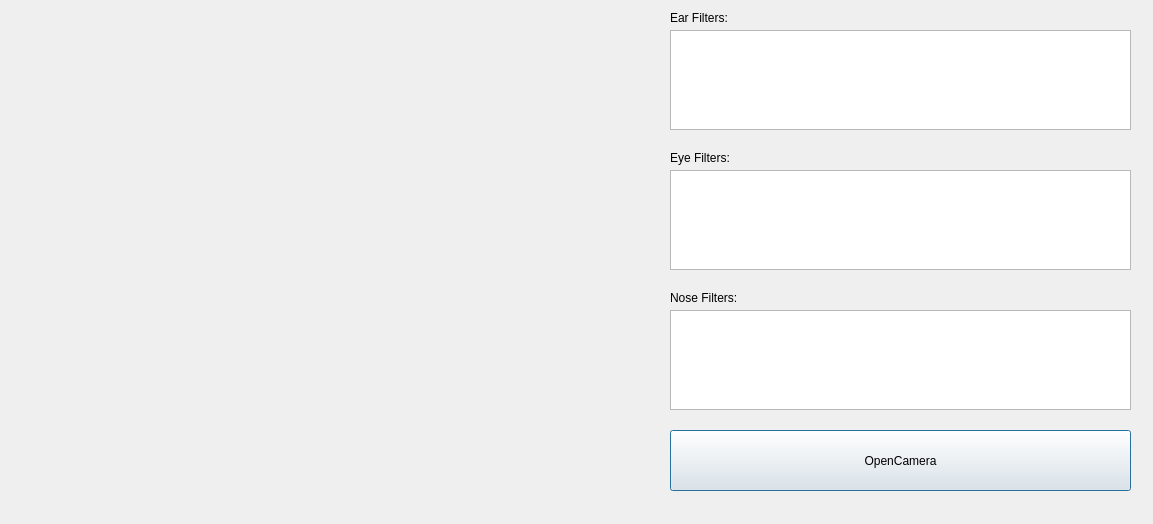
Above: final.ui from thwfhk/CV-facial-filters before the change. Below: the same form after it.
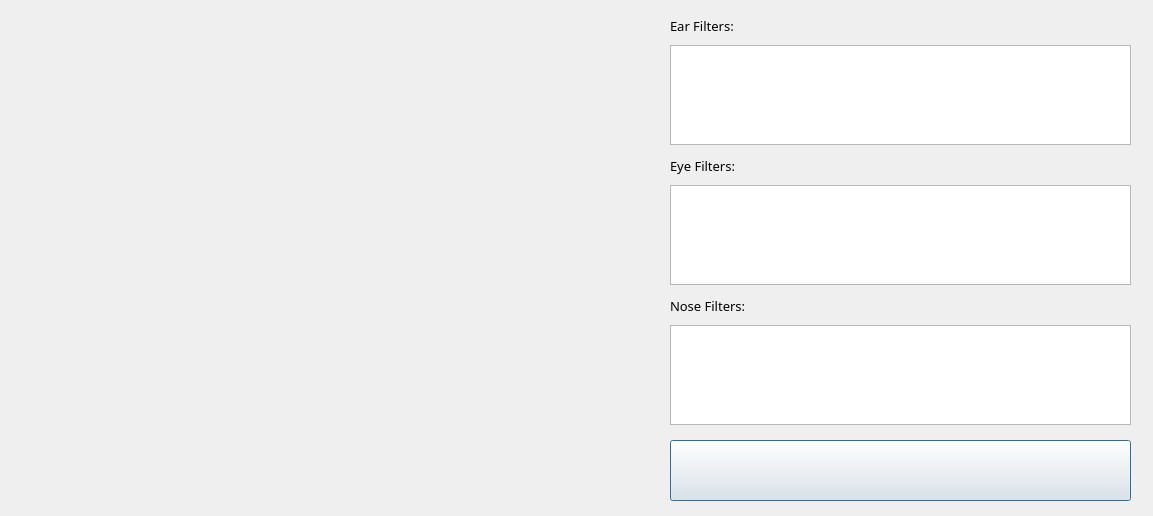
That is the form after the change. Icons and pictures are not drawn.

Patch:
```diff
--- a/final.ui
+++ b/final.ui
@@ -7,7 +7,7 @@
     <x>0</x>
     <y>0</y>
     <width>1153</width>
-    <height>524</height>
+    <height>516</height>
    </rect>
   </property>
   <property name="sizePolicy">
@@ -26,7 +26,7 @@
    <property name="geometry">
     <rect>
      <x>670</x>
-     <y>170</y>
+     <y>185</y>
      <width>461</width>
      <height>100</height>
     </rect>
@@ -76,20 +76,36 @@
    <property name="geometry">
     <rect>
      <x>670</x>
-     <y>430</y>
+     <y>440</y>
      <width>461</width>
      <height>61</height>
     </rect>
    </property>
+   <property name="font">
+    <font>
+     <family>Microsoft YaHei Mono</family>
+     <pointsize>12</pointsize>
+    </font>
+   </property>
    <property name="text">
-    <string>OpenCamera</string>
+    <string/>
+   </property>
+   <property name="icon">
+    <iconset>
+     <normaloff>play-arrow.svg</normaloff>play-arrow.svg</iconset>
+   </property>
+   <property name="iconSize">
+    <size>
+     <width>30</width>
+     <height>30</height>
+    </size>
    </property>
   </widget>
   <widget class="QListWidget" name="noseFilters">
    <property name="geometry">
     <rect>
      <x>670</x>
-     <y>310</y>
+     <y>325</y>
      <width>461</width>
      <height>100</height>
     </rect>
@@ -117,7 +133,7 @@
    <property name="geometry">
     <rect>
      <x>670</x>
-     <y>30</y>
+     <y>45</y>
      <width>461</width>
      <height>100</height>
     </rect>
@@ -146,10 +162,16 @@
     <rect>
      <x>670</x>
      <y>10</y>
-     <width>101</width>
-     <height>16</height>
+     <width>461</width>
+     <height>31</height>
     </rect>
    </property>
+   <property name="font">
+    <font>
+     <family>Microsoft YaHei Mono</family>
+     <pointsize>10</pointsize>
+    </font>
+   </property>
    <property name="text">
     <string>Ear Filters:</string>
    </property>
@@ -159,10 +181,16 @@
     <rect>
      <x>670</x>
      <y>150</y>
-     <width>101</width>
-     <height>16</height>
+     <width>461</width>
+     <height>31</height>
     </rect>
    </property>
+   <property name="font">
+    <font>
+     <family>Microsoft YaHei Mono</family>
+     <pointsize>10</pointsize>
+    </font>
+   </property>
    <property name="text">
     <string>Eye Filters:</string>
    </property>
@@ -172,10 +200,16 @@
     <rect>
      <x>670</x>
      <y>290</y>
-     <width>101</width>
-     <height>16</height>
+     <width>461</width>
+     <height>31</height>
     </rect>
    </property>
+   <property name="font">
+    <font>
+     <family>Microsoft YaHei Mono</family>
+     <pointsize>10</pointsize>
+    </font>
+   </property>
    <property name="text">
     <string>Nose Filters:</string>
    </property>
```
Left out of the diff: 9 changed lines with no effect on the pictures.
